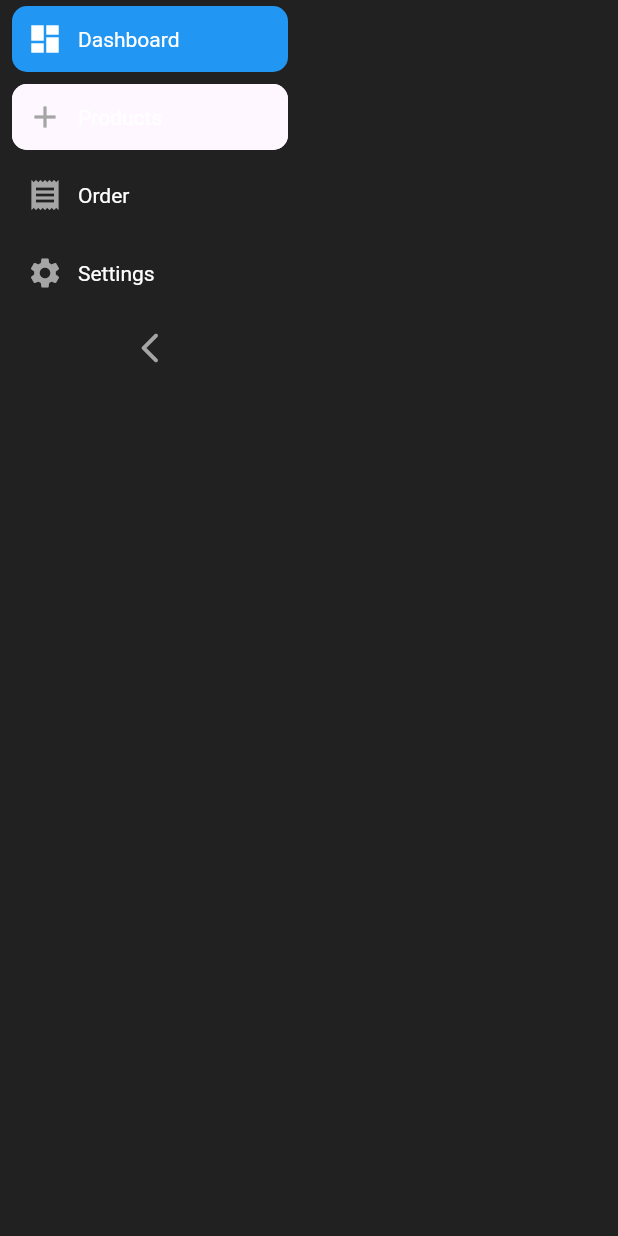
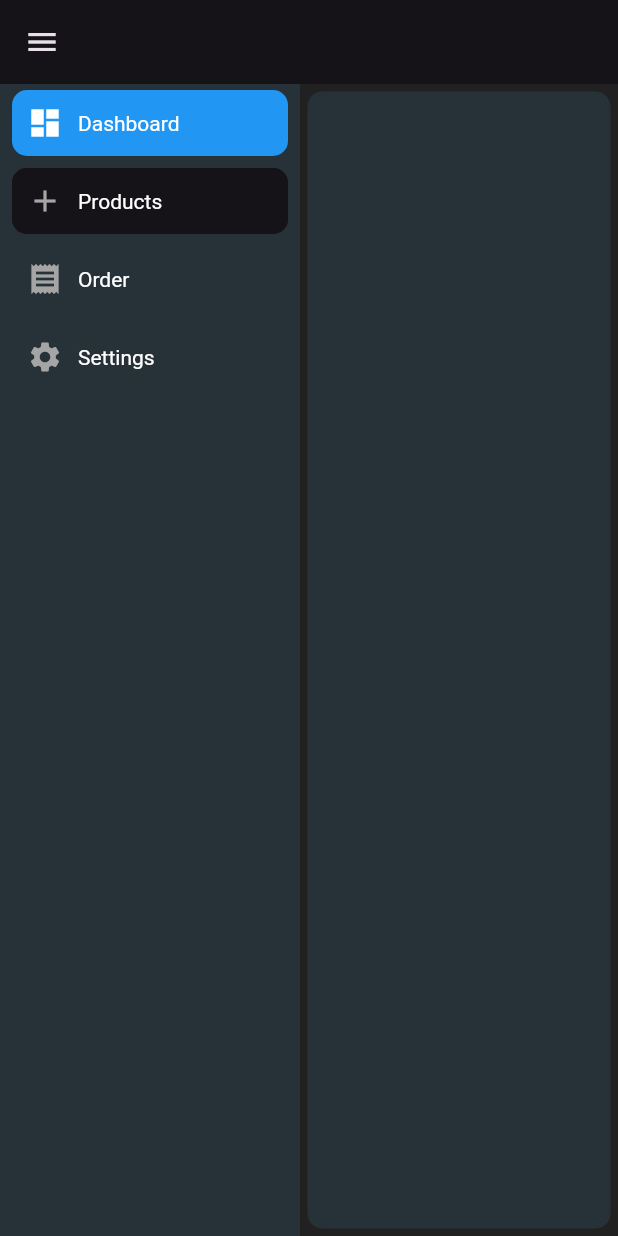
Before and after one commit to Ahnaf16/sidebar_ex, a Flutter app: the screen it shows after launch, on a phone screen of 412 x 824 dp. Run offline on Flutter 3.47's test engine with Material 3 defaults, Android fonts, the phone set to English and light mode, and no system bars.

Commit message:
added background color in theme data

```diff
--- a/example/sidebar_example/lib/main.dart
+++ b/example/sidebar_example/lib/main.dart
@@ -10,22 +10,36 @@ class MyApp extends StatelessWidget {
 
   @override
   Widget build(BuildContext context) {
+    ThemeData themeData(bool isDark) {
+      return ThemeData(
+        colorScheme: ColorScheme.fromSeed(
+          seedColor: Colors.deepPurple,
+          brightness: isDark ? Brightness.dark : Brightness.light,
+        ),
+        brightness: isDark ? Brightness.dark : Brightness.light,
+        useMaterial3: true,
+      );
+    }
+
     return MaterialApp(
       title: 'Flutter Demo',
-      theme: ThemeData(
-        colorScheme: ColorScheme.fromSeed(seedColor: Colors.deepPurple),
-        useMaterial3: true,
-      ),
-      home: const NavRootView(Scaffold()),
+      debugShowCheckedModeBanner: false,
+      theme: themeData(true),
+      darkTheme: themeData(false),
+      themeMode: ThemeMode.light,
+      home: const NavRootView(),
     );
   }
 }
 
-class NavRootView extends StatelessWidget {
-  const NavRootView(this.child, {super.key});
+class NavRootView extends StatefulWidget {
+  const NavRootView({super.key});
 
-  final Widget child;
+  @override
+  State<NavRootView> createState() => _NavRootViewState();
+}
 
+class _NavRootViewState extends State<NavRootView> {
   List<Destination> destinations() => [
         const Destination(
           icon: Icon(Icons.dashboard),
@@ -62,18 +76,23 @@ class NavRootView extends StatelessWidget {
     int? childSelected;
 
     return Scaffold(
+      appBar: AppBar(
+        leading: IconButton(
+          onPressed: () {
+            expand = !expand;
+            setState(() {});
+          },
+          icon: const Icon(Icons.menu),
+        ),
+      ),
       backgroundColor: Colors.grey.shade900,
-      body: SidebarExTheme(
+      body: Row(
+        children: [
+          SidebarExTheme(
             data: SidebarExThemeData(
                 // tileColor: Colors.green,
                 ),
             child: SideBarEx(
-          trailing: IconButton(
-            onPressed: () {
-              expand = !expand;
-            },
-            icon: const Icon(Icons.arrow_back_ios_new_rounded),
-          ),
               extended: expand,
               destinations: destinations(),
               selectedIndex: selected,
@@ -81,8 +100,20 @@ class NavRootView extends StatelessWidget {
               onDestinationSelected: (rootIndex, childIndex, extra) {
                 selected = rootIndex;
                 childSelected = childIndex;
+                setState(() {});
               },
             ),
+          ),
+          Expanded(
+            child: Container(
+              margin: const EdgeInsets.all(5),
+              decoration: BoxDecoration(
+                borderRadius: BorderRadius.circular(10),
+                color: Colors.blueGrey.shade900,
+              ),
+            ),
+          ),
+        ],
       ),
     );
   }
--- a/lib/src/sidebar_ex.dart
+++ b/lib/src/sidebar_ex.dart
@@ -129,12 +129,12 @@ class _SideBarExState<T> extends State<SideBarEx<T>>
   @override
   Widget build(BuildContext context) {
     final canExpand = widget.extended && widget.width == kSidebarWidth;
-
+    final th = SidebarExTheme.of(context);
     return _ExtendedAnimation(
       animation: _extendedAnimation,
       child: AnimatedContainer(
         duration: kThemeAnimationDuration,
-        color: Theme.of(context).navigationRailTheme.backgroundColor,
+        color: th.backgroundColor,
         width: canExpand ? widget.exWidth : widget.width,
         height: MediaQuery.of(context).size.height,
         child: Column(
--- a/lib/src/theme/sidebar_ex_theme_data.dart
+++ b/lib/src/theme/sidebar_ex_theme_data.dart
@@ -6,6 +6,7 @@ class SidebarExThemeData {
     Color? selectedTileColor,
     Color? iconColor,
     Color? selectedIconColor,
+    Color? backgroundColor,
     TextStyle? textStyle,
     TextStyle? selectedTextStyle,
   }) {
@@ -16,6 +17,7 @@ class SidebarExThemeData {
       selectedIconColor: selectedIconColor ?? def.selectedIconColor,
       textStyle: textStyle ?? def.textStyle,
       selectedTextStyle: selectedTextStyle ?? def.selectedTextStyle,
+      backgroundColor: backgroundColor ?? def.backgroundColor,
     );
   }
 
@@ -26,6 +28,7 @@ class SidebarExThemeData {
     required this.selectedTextStyle,
     required this.iconColor,
     required this.selectedIconColor,
+    required this.backgroundColor,
   });
 
   final Color iconColor;
@@ -34,6 +37,7 @@ class SidebarExThemeData {
   final TextStyle selectedTextStyle;
   final Color selectedTileColor;
   final Color tileColor;
+  final Color backgroundColor;
 
   static SidebarExThemeData fromThemeData(ThemeData theme) {
     return SidebarExThemeData.raw(
@@ -43,6 +47,8 @@ class SidebarExThemeData {
       selectedIconColor: theme.iconTheme.color ?? def.selectedIconColor,
       textStyle: theme.textTheme.labelLarge ?? def.textStyle,
       selectedTextStyle: theme.textTheme.labelLarge ?? def.selectedTextStyle,
+      backgroundColor:
+          theme.navigationRailTheme.backgroundColor ?? def.backgroundColor,
     );
   }
 
@@ -55,5 +61,6 @@ class SidebarExThemeData {
     textStyle: TextStyle(
       color: Color.fromARGB(255, 165, 165, 165),
     ),
+    backgroundColor: Color(0xFF263238),
   );
 }
```
Lines whose indentation alone changed are shown as unchanged.
